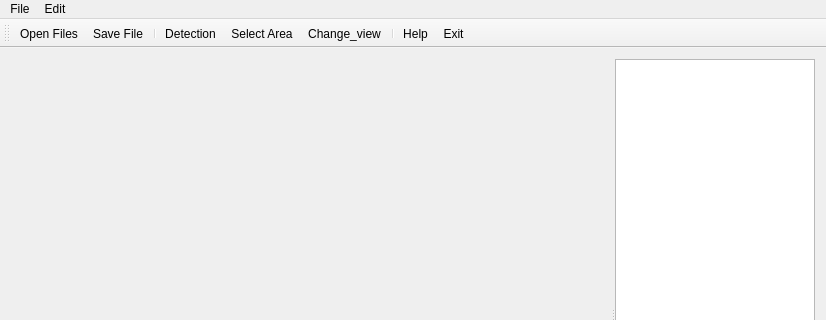
Qt form mainwindow.ui (Ccas-Recognition/NeuronsRecognition) before a commit; both pictures show x 0 to 826 and y 0 to 320 of the 826 by 607 pixel window.
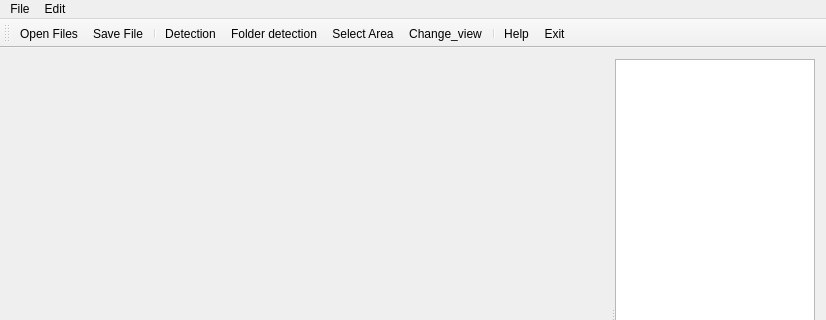
The same form after that commit. Icons and pictures are not drawn.

Commit message: Added folder detection mechanism

The edit to the form file:
```diff
--- a/mainwindow.ui
+++ b/mainwindow.ui
@@ -6,7 +6,7 @@
    <rect>
     <x>0</x>
     <y>0</y>
-    <width>811</width>
+    <width>823</width>
     <height>607</height>
    </rect>
   </property>
@@ -96,6 +96,7 @@
    <addaction name="actionSave_File"/>
    <addaction name="separator"/>
    <addaction name="actionRun"/>
+   <addaction name="actionFolder_detection"/>
    <addaction name="actionCulc_Stat"/>
    <addaction name="actionChange_view"/>
    <addaction name="separator"/>
@@ -223,6 +224,15 @@
     <string>Open all images inside folder</string>
    </property>
   </action>
+  <action name="actionFolder_detection">
+   <property name="icon">
+    <iconset resource="sources.qrc">
+     <normaloff>:/new/prefix1/Icons/box_open.png</normaloff>:/new/prefix1/Icons/box_open.png</iconset>
+   </property>
+   <property name="text">
+    <string>Folder detection</string>
+   </property>
+  </action>
  </widget>
  <layoutdefault spacing="6" margin="11"/>
  <resources>
```
Left out of the diff: 3 changed lines with no effect on the pictures. The commit also changes 2 other files.
